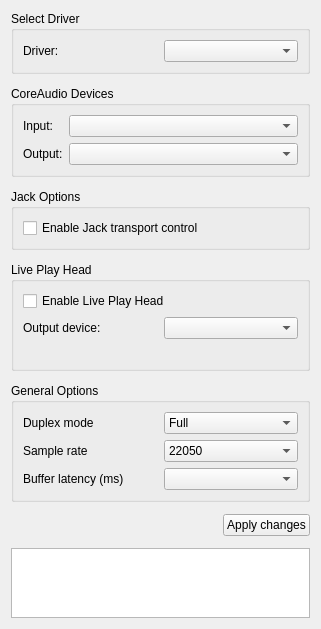
Qt form src/traverso/dialogs/settings/AudioDriverConfigPage.ui (benjie-git/traverso) before a commit.
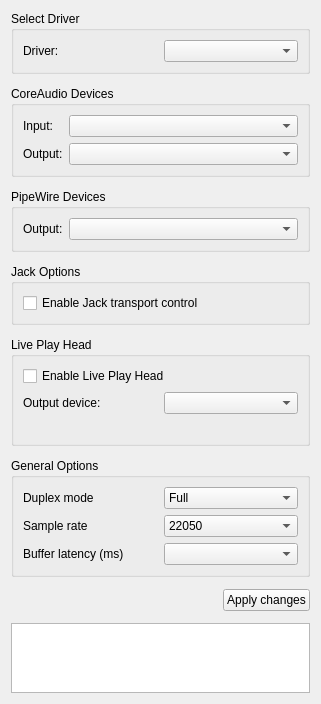
The same form after that commit.

Commit message: Live PlayHead: Add PipeWire and Jack support

Patch:
```diff
--- a/src/traverso/dialogs/settings/AudioDriverConfigPage.ui
+++ b/src/traverso/dialogs/settings/AudioDriverConfigPage.ui
@@ -65,6 +65,25 @@
      </layout>
     </widget>
    </item>
+   <item>
+    <widget class="QGroupBox" name="pipeWireDeviceGroupBox">
+     <property name="title">
+      <string>PipeWire Devices</string>
+     </property>
+     <layout class="QFormLayout">
+      <item row="0" column="0">
+       <widget class="QLabel" name="pipeWireOutputLabel">
+        <property name="text">
+         <string>Output:</string>
+        </property>
+       </widget>
+      </item>
+      <item row="0" column="1">
+       <widget class="QComboBox" name="pipeWireOutputDeviceComboBox"/>
+      </item>
+     </layout>
+    </widget>
+   </item>
    <item>
     <widget class="QGroupBox" name="jackGroupBox">
      <property name="title">
```
The commit also changes 11 other files.
